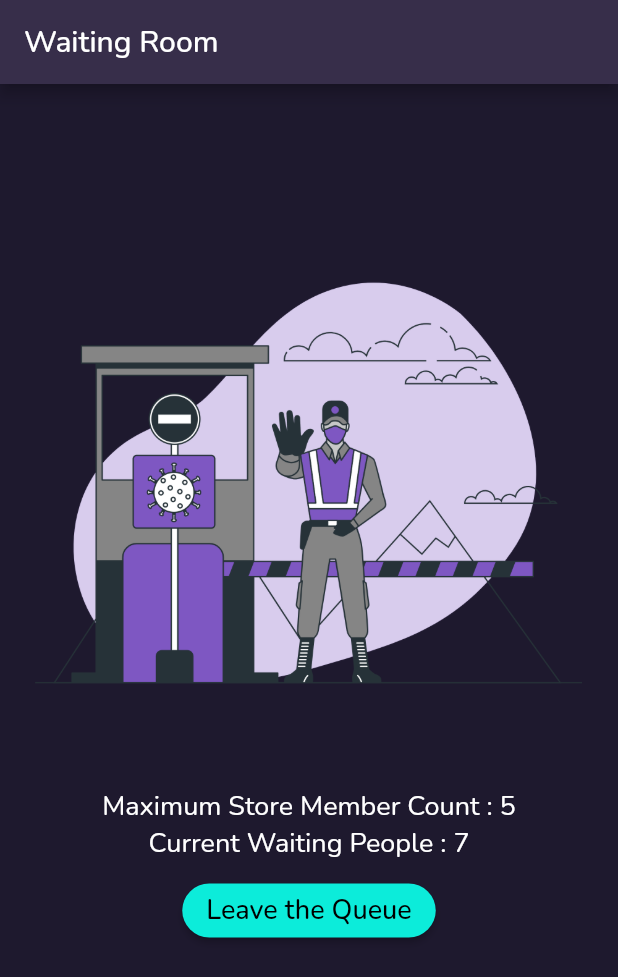
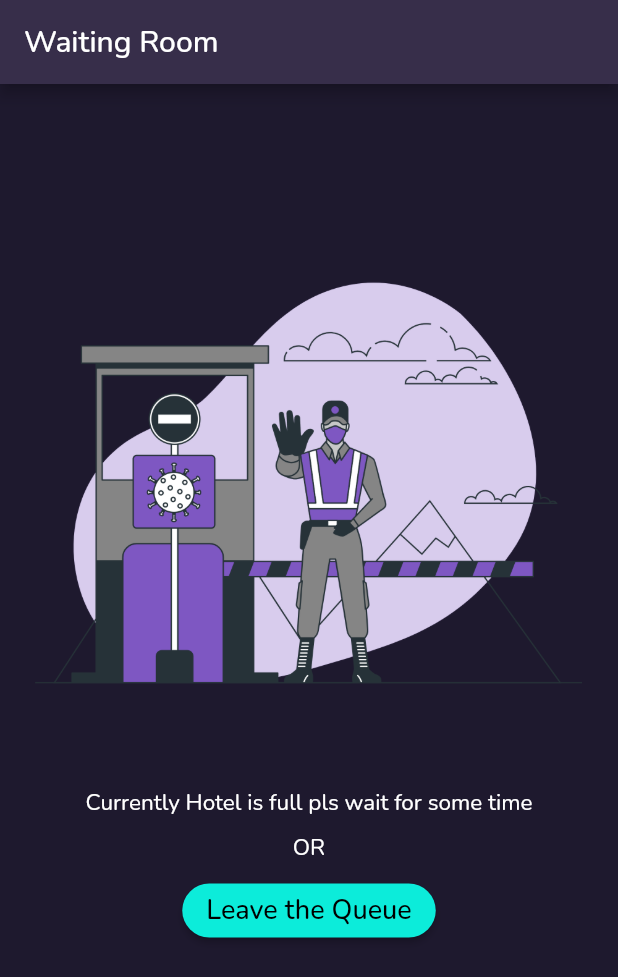
Before and after one commit to PranavMasekar/FireStrore-CRUD, a Flutter app: the WaitingPage screen opened directly, on a phone screen of 412 x 824 dp. Shown: the top 977 px of the screen. Run offline on Flutter 3.47's test engine with Material 2 defaults, Android fonts, the phone set to English and light mode, and no system bars; our stand-ins replace barcode_widget, cloud_firestore, firebase_auth, firebase_core, firebase_storage, flutter_advanced_drawer and 3 more; missing offline and left inert: flutter_barcode_scanner; accounts and stored records are empty.

Commit message:
waiting change

```diff
--- a/lib/main.dart
+++ b/lib/main.dart
@@ -28,7 +28,8 @@ class MyApp extends StatelessWidget {
         return MaterialApp(
             title: 'FireStore',
             theme: ThemeData(
-            textTheme: GoogleFonts.nunitoTextTheme(Theme.of(context).textTheme),
+              textTheme:
+                  GoogleFonts.nunitoTextTheme(Theme.of(context).textTheme),
               primarySwatch: Colors.blue,
             ),
             debugShowCheckedModeBanner: false,
@@ -36,8 +37,7 @@ class MyApp extends StatelessWidget {
               "/home": (context) => HomePage(),
               "/store": (context) => VisitStore(),
             },
-          home: LoginPage(),
-        );
+            home: LoginPage());
       },
     );
   }
--- a/lib/pages/waiting.dart
+++ b/lib/pages/waiting.dart
@@ -36,13 +36,24 @@ class _WaitingPageState extends State<WaitingPage> {
           ),
           Container(child: Image.asset('assets/1.png')),
           Text(
-            "Maximum Store Member Count : $count",
-            style: TextStyle(color: Colors.white, fontSize: 18),
+            "Currently Hotel is full pls wait for some time",
+            style: TextStyle(color: Colors.white, fontSize: 15),
+          ),
+          SizedBox(
+            height: 10,
           ),
           Text(
-            "Current Waiting People : $waiting",
-            style: TextStyle(color: Colors.white, fontSize: 18),
+            "OR",
+            style: TextStyle(color: Colors.white, fontSize: 15),
           ),
+          // Text(
+          //   "Maximum Store Member Count : $count",
+          //   style: TextStyle(color: Colors.white, fontSize: 18),
+          // ),
+          // Text(
+          //   "Current Waiting People : $waiting",
+          //   style: TextStyle(color: Colors.white, fontSize: 18),
+          // ),
           Padding(
               padding: const EdgeInsets.all(8.0),
               child: Button(title: "Leave the Queue", push: HomePage()))
```
Lines whose indentation alone changed are shown as unchanged.
